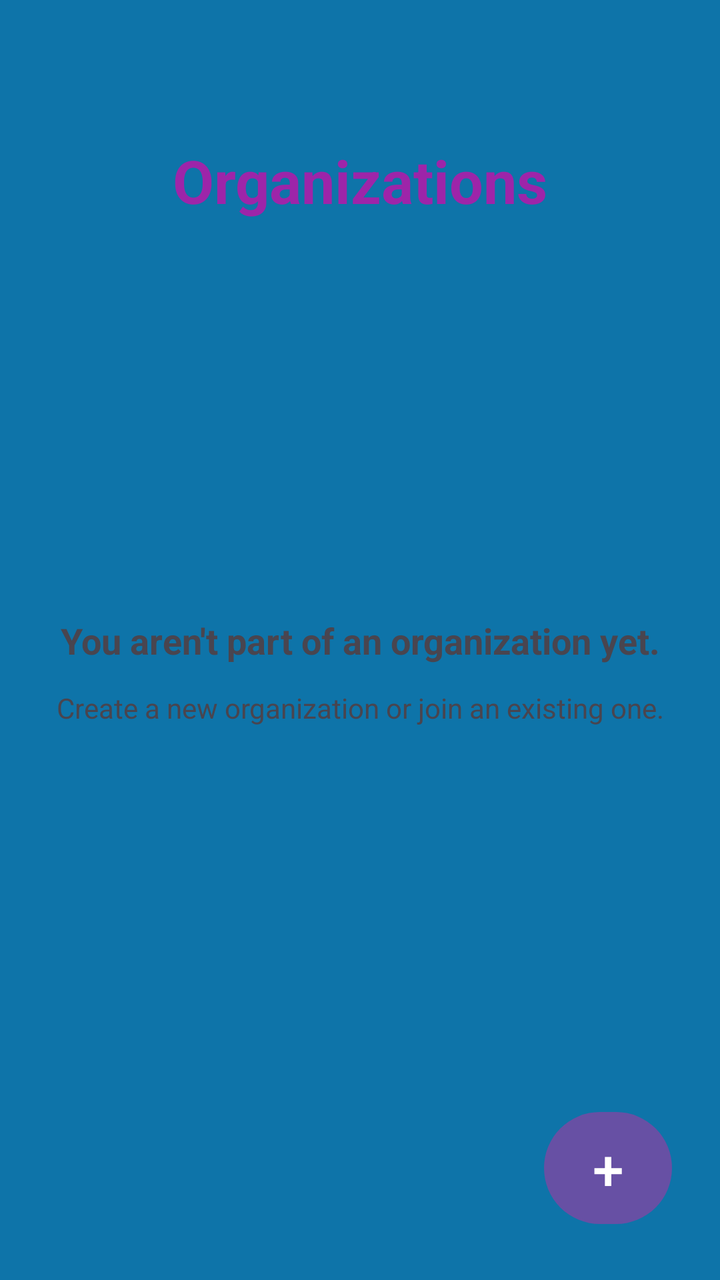
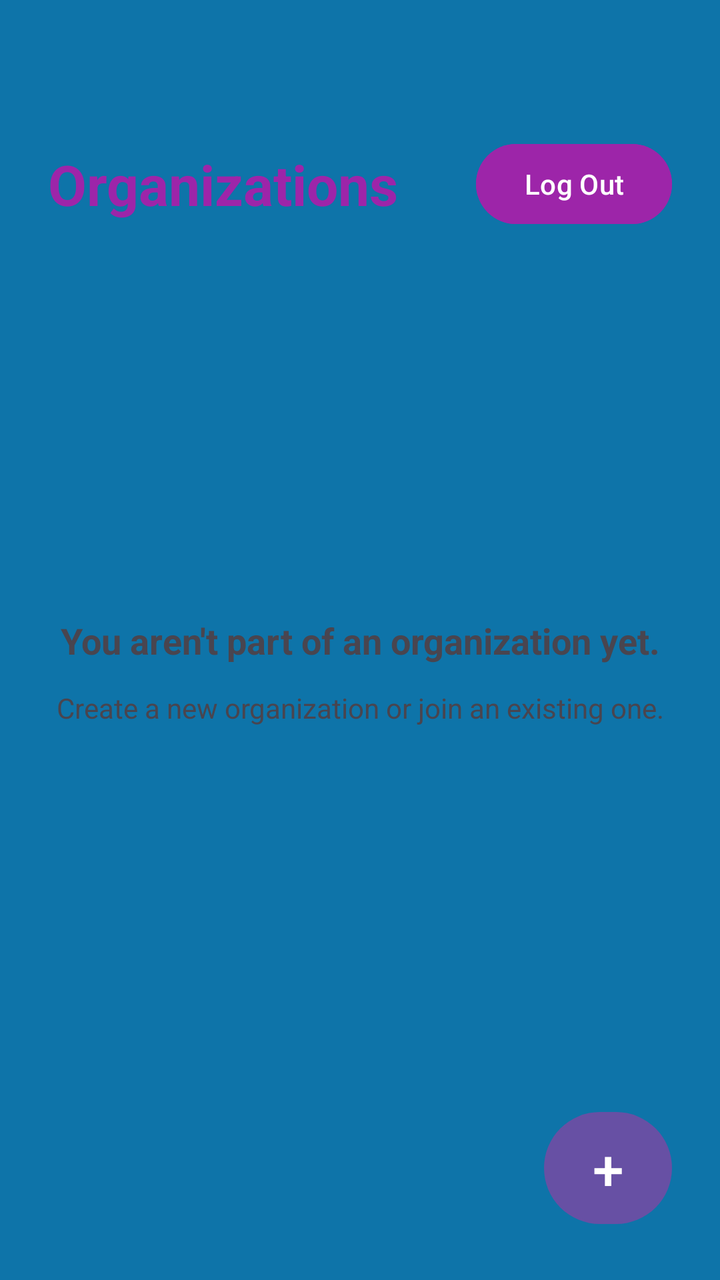

The first picture is an Android layout as it rendered before a commit; the second is the same layout after the commit. The layout source and the unified diff follow.
<!-- AndroidManifest.xml: application theme Theme.StaffLink -->
<!-- res/layout/activity_organizations.xml -->
<?xml version="1.0" encoding="utf-8"?>
<androidx.constraintlayout.widget.ConstraintLayout xmlns:android="http://schemas.android.com/apk/res/android"
    xmlns:app="http://schemas.android.com/apk/res-auto"
    xmlns:tools="http://schemas.android.com/tools"
    android:id="@+id/main"
    android:layout_width="match_parent"
    android:layout_height="match_parent"
    android:background="@color/background"
    tools:context=".OrganizationsActivity">

    <TextView
        android:id="@+id/organizationsTitle"
        android:layout_width="wrap_content"
        android:layout_height="wrap_content"
        android:text="Organizations"
        android:textColor="@color/stafflink_1"
        android:textSize="30sp"
        android:textStyle="bold"
        android:layout_marginTop="70dp"
        app:layout_constraintTop_toTopOf="parent"
        app:layout_constraintStart_toStartOf="parent"
        app:layout_constraintEnd_toEndOf="parent" />

    <TextView
        android:id="@+id/noOrganizationsText"
        android:layout_width="wrap_content"
        android:layout_height="wrap_content"
        android:text="You aren't part of an organization yet."
        android:textSize="18sp"
        android:textStyle="bold"
        android:textAlignment="center"
        app:layout_constraintTop_toTopOf="parent"
        app:layout_constraintBottom_toBottomOf="parent"
        app:layout_constraintStart_toStartOf="parent"
        app:layout_constraintEnd_toEndOf="parent" />

    <TextView
        android:id="@+id/organizationHelpText"
        android:layout_width="wrap_content"
        android:layout_height="wrap_content"
        android:text="Create a new organization or join an existing one."
        android:textSize="14sp"
        android:textAlignment="center"
        android:layout_marginTop="12dp"
        app:layout_constraintTop_toBottomOf="@id/noOrganizationsText"
        app:layout_constraintStart_toStartOf="parent"
        app:layout_constraintEnd_toEndOf="parent" />

    <ScrollView
        android:id="@+id/organizationsScrollView"
        android:layout_width="0dp"
        android:layout_height="0dp"
        android:layout_marginTop="30dp"
        android:layout_marginStart="24dp"
        android:layout_marginEnd="24dp"
        android:layout_marginBottom="16dp"
        android:visibility="gone"
        app:layout_constraintTop_toBottomOf="@id/organizationsTitle"
        app:layout_constraintBottom_toTopOf="@id/addOrganizationButton"
        app:layout_constraintStart_toStartOf="parent"
        app:layout_constraintEnd_toEndOf="parent">

        <LinearLayout
            android:id="@+id/organizationsContainer"
            android:layout_width="match_parent"
            android:layout_height="wrap_content"
            android:orientation="vertical" />

    </ScrollView>

    <Button
        android:id="@+id/addOrganizationButton"
        android:layout_width="64dp"
        android:layout_height="64dp"
        android:text="+"
        android:textSize="28sp"
        android:layout_marginEnd="24dp"
        android:layout_marginBottom="24dp"
        app:layout_constraintEnd_toEndOf="parent"
        app:layout_constraintBottom_toBottomOf="parent" />

</androidx.constraintlayout.widget.ConstraintLayout>
<!-- resources referenced by this layout -->
<resources>
  <color name="background">#0E74A9</color>
  <color name="stafflink_1">#9D25A9</color>
  <style name="Theme.StaffLink" parent="Base.Theme.StaffLink" />
  <style name="Base.Theme.StaffLink" parent="Theme.Material3.DayNight.NoActionBar">
          
          
      </style>
</resources>

<!-- the commit's change to res/layout/activity_organizations.xml (unified diff, before → after) -->
@@ -10,15 +10,32 @@
 
     <TextView
         android:id="@+id/organizationsTitle"
+        android:layout_width="0dp"
+        android:layout_height="wrap_content"
+        android:layout_marginStart="24dp"
+        android:layout_marginEnd="12dp"
+        android:text="Organizations"
+        android:textColor="@color/stafflink_1"
+        android:textSize="28sp"
+        android:textStyle="bold"
+        android:maxLines="1"
+        android:ellipsize="end"
+        app:layout_constraintTop_toTopOf="@id/logOutButton"
+        app:layout_constraintBottom_toBottomOf="@id/logOutButton"
+        app:layout_constraintStart_toStartOf="parent"
+        app:layout_constraintEnd_toStartOf="@id/logOutButton" />
+
+    <Button
+        android:id="@+id/logOutButton"
         android:layout_width="wrap_content"
         android:layout_height="wrap_content"
-        android:text="Organizations"
-        android:textColor="@color/stafflink_1"
-        android:textSize="30sp"
-        android:textStyle="bold"
-        android:layout_marginTop="70dp"
+        android:layout_marginTop="68dp"
+        android:layout_marginEnd="24dp"
+        android:text="Log Out"
+        android:textAllCaps="false"
+        android:textColor="@android:color/white"
+        android:backgroundTint="@color/stafflink_1"
         app:layout_constraintTop_toTopOf="parent"
-        app:layout_constraintStart_toStartOf="parent"
         app:layout_constraintEnd_toEndOf="parent" />
 
     <TextView
